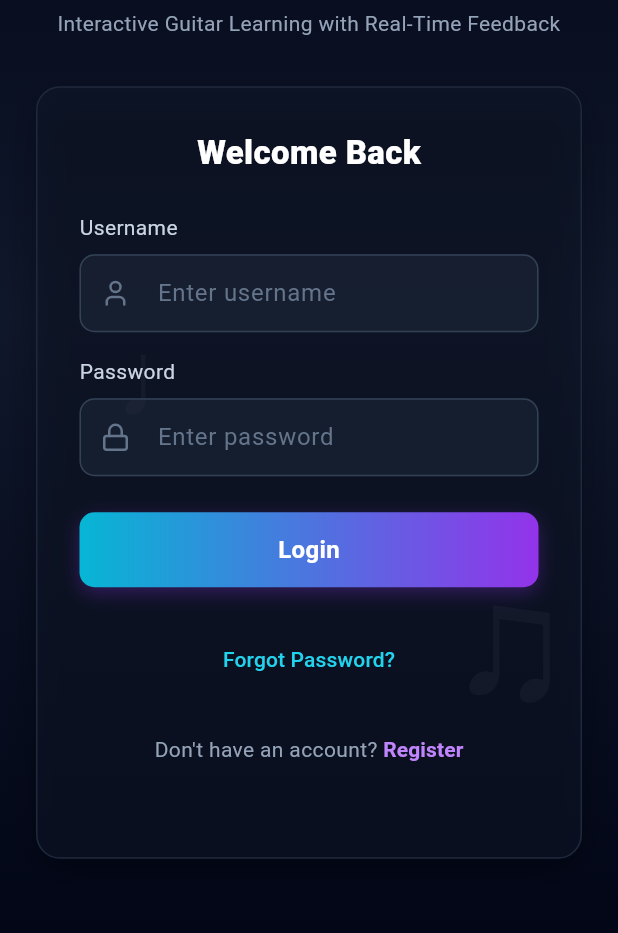
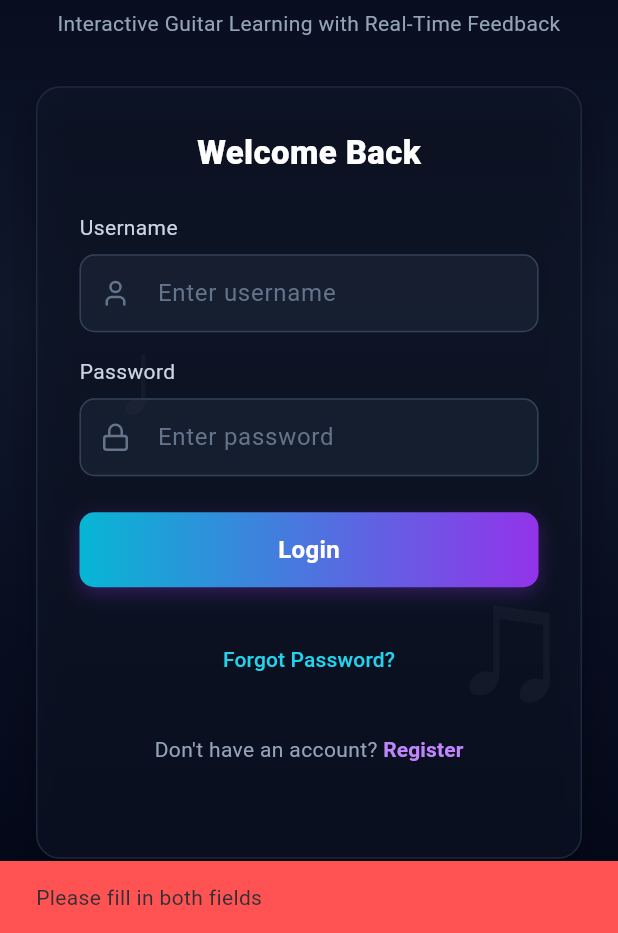
Before and after one commit to Figo0410/chordsense, a Flutter app: the screen it shows after launch, after a tap on "Login", on a phone screen of 412 x 824 dp, the part 303-1236 px from its top. Run offline on Flutter 3.47's test engine with Material 3 defaults, Android fonts, the phone set to English and light mode, and no system bars; our stand-ins replace animate_do, flutter_lucide.

Commit message:
Turned the mockdata of users and admin into real data

```diff
--- a/lib/admin_screen.dart
+++ b/lib/admin_screen.dart
@@ -2339,7 +2339,11 @@
           Padding(
             padding: const EdgeInsets.all(16),
             child: InkWell(
-              onTap: () => Navigator.of(context).pop(),
+              onTap: () => Navigator.pushNamedAndRemoveUntil(
+                context,
+                '/',
+                (route) => false,
+              ), //logout
               borderRadius: BorderRadius.circular(8),
               child: Padding(
                 padding: const EdgeInsets.symmetric(
--- a/lib/login_screen.dart
+++ b/lib/login_screen.dart
@@ -1,6 +1,7 @@
 import 'package:flutter/material.dart';
 import 'package:flutter_lucide/flutter_lucide.dart';
 import 'package:animate_do/animate_do.dart';
+import './services/api.service.dart';
 
 class LoginScreen extends StatefulWidget {
   const LoginScreen({super.key});
@@ -13,16 +14,55 @@
   final TextEditingController _usernameController = TextEditingController();
   final TextEditingController _passwordController = TextEditingController();
 
-  void _handleLogin() {
+  // 1. Loading state flag
+  bool _isLoading = false;
+
+  // 2. Updated async handle login using real API
+  // Inside _LoginScreenState in login_screen.dart
+
+  Future<void> _handleLogin() async {
     final username = _usernameController.text.trim();
     final password = _passwordController.text;
 
-    if (username.toLowerCase() == 'admin' && password == 'admin123') {
-      // Role-based route for admin
+    if (username.isEmpty || password.isEmpty) {
+      ScaffoldMessenger.of(context).showSnackBar(
+        const SnackBar(
+          content: Text('Please fill in both fields'),
+          backgroundColor: Colors.redAccent,
+        ),
+      );
+      return;
+    }
+
+    setState(() => _isLoading = true);
+
+    try {
+      // 1. Authenticate with backend
+      final userData = await ApiService.login(username, password);
+      final String role =
+          userData['role'] ?? 'user'; // Defaults to 'user' if not specified
+
+      if (!mounted) return;
+
+      // 2. Direct user based on role
+      if (role == 'admin') {
         Navigator.pushReplacementNamed(context, '/admin');
-    } else if (username.isNotEmpty && password.isNotEmpty) {
-      // Role-based route for standard user
+      } else {
         Navigator.pushReplacementNamed(context, '/user');
+      }
+    } catch (e) {
+      if (!mounted) return;
+
+      ScaffoldMessenger.of(context).showSnackBar(
+        SnackBar(
+          content: Text(e.toString().replaceAll('Exception: ', '')),
+          backgroundColor: Colors.redAccent,
+        ),
+      );
+    } finally {
+      if (mounted) {
+        setState(() => _isLoading = false);
+      }
     }
   }
 
@@ -101,12 +141,11 @@
                 child: Column(
                   mainAxisAlignment: MainAxisAlignment.center,
                   children: [
-                    // --- LOGO & TITLE SECTION (motion.div initial/animate clone) ---
+                    // --- LOGO & TITLE SECTION ---
                     ZoomIn(
                       duration: const Duration(milliseconds: 500),
                       child: Column(
                         children: [
-                          // App Logo Icon with Glow
                           Container(
                             width: 80,
                             height: 80,
@@ -116,16 +155,13 @@
                                 BoxShadow(
                                   color: const Color(
                                     0xFF9333EA,
-                                  ).withOpacity(0.5), // purple-500/50
+                                  ).withOpacity(0.5),
                                   blurRadius: 15,
                                   offset: const Offset(0, 4),
                                 ),
                               ],
                               gradient: const LinearGradient(
-                                colors: [
-                                  Color(0xFF06B6D4),
-                                  Color(0xFF9333EA),
-                                ], // cyan-500 to purple-600
+                                colors: [Color(0xFF06B6D4), Color(0xFF9333EA)],
                                 begin: Alignment.topLeft,
                                 end: Alignment.bottomRight,
                               ),
@@ -137,31 +173,25 @@
                             ),
                           ),
                           const SizedBox(height: 16),
-                          // App Name
                           ShaderMask(
                             shaderCallback: (bounds) => const LinearGradient(
-                              colors: [
-                                Color(0xFF22D3EE),
-                                Color(0xFFA855F7),
-                              ], // cyan-400 to purple-500
+                              colors: [Color(0xFF22D3EE), Color(0xFFA855F7)],
                             ).createShader(bounds),
                             child: const Text(
                               'ChordSense',
                               style: TextStyle(
                                 fontSize: 38,
                                 fontWeight: FontWeight.bold,
-                                color: Colors
-                                    .white, // Required for ShaderMask to overlay
+                                color: Colors.white,
                               ),
                             ),
                           ),
                           const SizedBox(height: 8),
-                          // Subtitle
                           const Text(
                             'Interactive Guitar Learning with Real-Time Feedback',
                             textAlign: TextAlign.center,
                             style: TextStyle(
-                              color: Color(0xFF94A3B8), // slate-400
+                              color: Color(0xFF94A3B8),
                               fontSize: 14,
                             ),
                           ),
@@ -171,7 +201,7 @@
 
                     const SizedBox(height: 32),
 
-                    // --- LOGIN CARD SECTION (motion.div fadeUp clone) ---
+                    // --- LOGIN CARD SECTION ---
                     FadeInUp(
                       delay: const Duration(milliseconds: 200),
                       duration: const Duration(milliseconds: 500),
@@ -179,12 +209,10 @@
                         constraints: const BoxConstraints(maxWidth: 400),
                         padding: const EdgeInsets.all(28),
                         decoration: BoxDecoration(
-                          color: const Color(
-                            0xFF0F172A,
-                          ).withOpacity(0.5), // slate-900/50
+                          color: const Color(0xFF0F172A).withOpacity(0.5),
                           borderRadius: BorderRadius.circular(16),
                           border: Border.all(
-                            color: const Color(0xFF1E293B), // slate-800
+                            color: const Color(0xFF1E293B),
                             width: 1,
                           ),
                           boxShadow: [
@@ -217,7 +245,7 @@
                               style: TextStyle(
                                 color: Color(0xFFCBD5E1),
                                 fontSize: 14,
-                              ), // slate-300
+                              ),
                             ),
                             const SizedBox(height: 8),
                             TextField(
@@ -250,9 +278,9 @@
                             ),
                             const SizedBox(height: 24),
 
-                            // Login Button
+                            // 3. Login Button with Loading Indicator
                             GestureDetector(
-                              onTap: _handleLogin,
+                              onTap: _isLoading ? null : _handleLogin,
                               child: Container(
                                 width: double.infinity,
                                 height: 50,
@@ -262,7 +290,7 @@
                                     BoxShadow(
                                       color: const Color(
                                         0xFF9333EA,
-                                      ).withOpacity(0.3), // purple-500/30
+                                      ).withOpacity(0.3),
                                       blurRadius: 10,
                                       offset: const Offset(0, 4),
                                     ),
@@ -271,11 +299,20 @@
                                     colors: [
                                       Color(0xFF06B6D4),
                                       Color(0xFF9333EA),
-                                    ], // cyan-500 to purple-600
+                                    ],
                                   ),
                                 ),
-                                child: const Center(
-                                  child: Text(
+                                child: Center(
+                                  child: _isLoading
+                                      ? const SizedBox(
+                                          width: 24,
+                                          height: 24,
+                                          child: CircularProgressIndicator(
+                                            color: Colors.white,
+                                            strokeWidth: 2.5,
+                                          ),
+                                        )
+                                      : const Text(
                                           'Login',
                                           style: TextStyle(
                                             color: Colors.white,
@@ -305,7 +342,7 @@
                                   style: TextStyle(
                                     color: Color(0xFF22D3EE),
                                     fontSize: 14,
-                                  ), // cyan-400
+                                  ),
                                 ),
                               ),
                             ),
@@ -333,7 +370,7 @@
                                       color: Color(0xFFC084FC),
                                       fontWeight: FontWeight.bold,
                                       fontSize: 14,
-                                    ), // purple-400
+                                    ),
                                   ),
                                 ),
                               ],
@@ -354,25 +391,20 @@
     );
   }
 
-  // Quick Input Decoration helper to prevent design code duplication
   InputDecoration _buildInputDecoration({
     required String hintText,
     required IconData icon,
   }) {
     return InputDecoration(
-      prefixIcon: Icon(
-        icon,
-        color: const Color(0xFF64748B),
-        size: 20,
-      ), // slate-500
+      prefixIcon: Icon(icon, color: const Color(0xFF64748B), size: 20),
       hintText: hintText,
       hintStyle: const TextStyle(color: Color(0xFF64748B)),
-      fillColor: const Color(0xFF1E293B).withOpacity(0.5), // slate-800/50
+      fillColor: const Color(0xFF1E293B).withOpacity(0.5),
       filled: true,
       contentPadding: const EdgeInsets.symmetric(vertical: 14),
       border: OutlineInputBorder(
         borderRadius: BorderRadius.circular(10),
-        borderSide: const BorderSide(color: Color(0xFF334155)), // slate-700
+        borderSide: const BorderSide(color: Color(0xFF334155)),
       ),
       enabledBorder: OutlineInputBorder(
         borderRadius: BorderRadius.circular(10),
@@ -380,10 +412,7 @@
       ),
       focusedBorder: OutlineInputBorder(
         borderRadius: BorderRadius.circular(10),
-        borderSide: const BorderSide(
-          color: Color(0xFF06B6D4),
-          width: 1.5,
-        ), // focused cyan highlight
+        borderSide: const BorderSide(color: Color(0xFF06B6D4), width: 1.5),
       ),
     );
   }
--- a/lib/main.dart
+++ b/lib/main.dart
@@ -1,10 +1,10 @@
 import 'package:flutter/material.dart';
 import 'login_screen.dart'; // Imports your custom login design
 
-//User after login
+// User after login
 import 'user_dashboard.dart';
 
-//Admin after login
+// Admin after login
 import 'admin_screen.dart';
 
 void main() {
@@ -27,15 +27,16 @@
         primaryColor: const Color(0xFF06B6D4), // cyan-500
       ),
 
-      // Your app will start on the LoginScreen
+      // Your app starts on the LoginScreen
       initialRoute: '/',
 
-      // These are the "roadmaps" for when you click Login, Register, etc.
+      // Route definitions
       routes: {
         '/': (context) => const LoginScreen(),
-        '/admin': (context) => const AdminDashboardScreen(), // Purple theme
+        // Check if your widget inside admin_screen.dart is named AdminScreen or AdminDashboardScreen
+        '/admin': (context) => const AdminDashboardScreen(),
         '/user': (context) => const UserDashboard(),
-        // Cyan theme
+
         '/register': (context) => const DummyDashboard(
           title: 'Registration Screen',
           color: Color(0xFFA855F7),
@@ -49,7 +50,7 @@
   }
 }
 
-// --- A Simple Placeholder Screen so your buttons don't crash the app ---
+// --- Placeholder Screen ---
 class DummyDashboard extends StatelessWidget {
   final String title;
   final Color color;
--- /dev/null
+++ b/lib/services/api.service.dart
@@ -0,0 +1,37 @@
+import 'dart:convert';
+import 'package:http/http.dart' as http;
+
+class ApiService {
+  // Android Emulator: http://10.0.2.2:5000/api
+  // iOS Simulator / Desktop / Web: http://localhost:5000/api
+  // Physical Mobile Device: http://<YOUR_COMPUTER_LOCAL_IP>:5000/api
+  static const String baseUrl = 'http://10.0.2.2:5000/api';
+
+  static Future<Map<String, dynamic>> login(
+    String username,
+    String password,
+  ) async {
+    final response = await http.post(
+      Uri.parse('$baseUrl/auth/login'),
+      headers: {'Content-Type': 'application/json'},
+      body: jsonEncode({'username': username, 'password': password}),
+    );
+
+    // 1. Success case
+    if (response.statusCode == 200) {
+      return jsonDecode(response.body);
+    }
+
+    // 2. Safe error handling: check if response is actually JSON before decoding
+    final contentType = response.headers['content-type'] ?? '';
+    if (contentType.contains('application/json')) {
+      final error = jsonDecode(response.body);
+      throw Exception(error['message'] ?? 'Failed to log in');
+    } else {
+      // Server returned HTML (e.g., 404 Not Found or 500 Internal Error)
+      throw Exception(
+        'Server returned status ${response.statusCode}. Check if route /api/auth/login exists on your backend.',
+      );
+    }
+  }
+}
--- a/pubspec.yaml
+++ b/pubspec.yaml
@@ -36,6 +36,7 @@
   # The following adds the Cupertino Icons font to your application.
   # Use with the CupertinoIcons class for iOS style icons.
   cupertino_icons: ^1.0.8
+  http: ^1.6.0
 
 dev_dependencies:
   flutter_test:
```
Also changed, not shown: pubspec.lock, 3 other files. Lines whose indentation alone changed are shown as unchanged.
